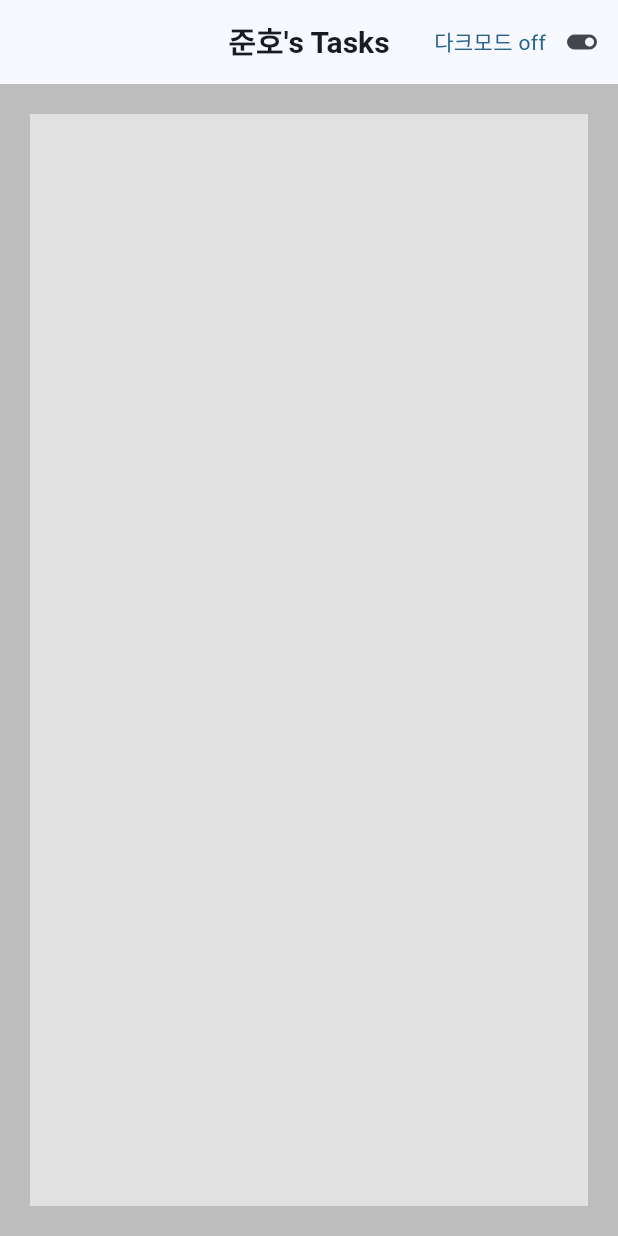
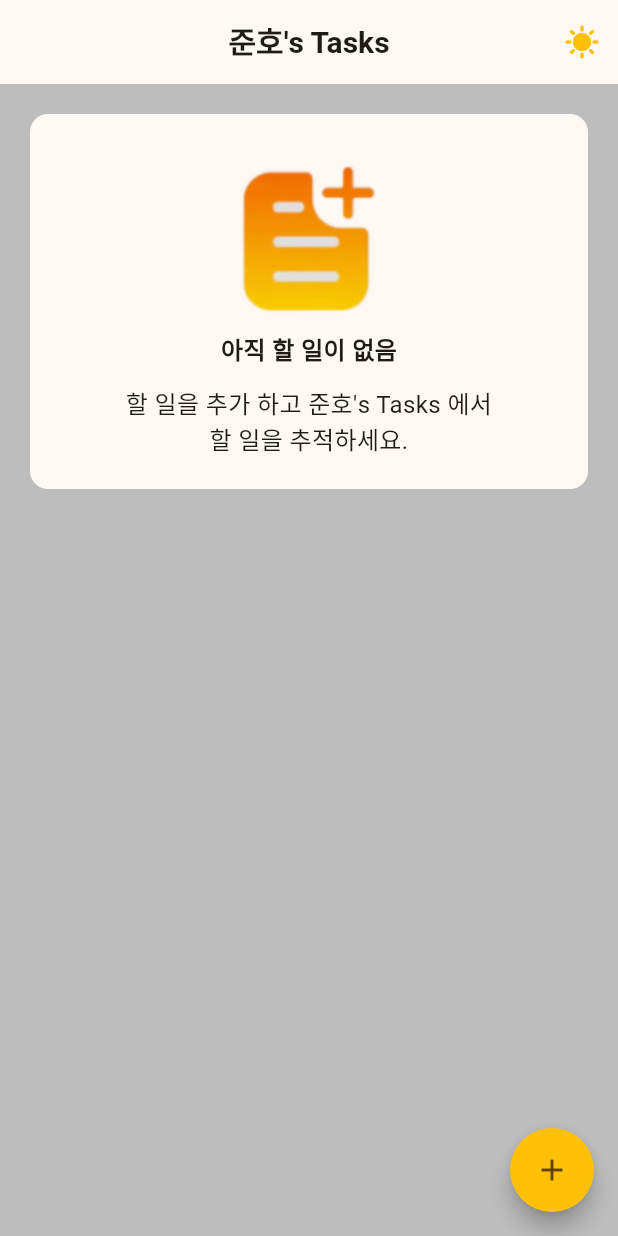
Before and after one commit to pastel67/tasks, a Flutter app: the screen it shows after launch, on a phone screen of 412 x 824 dp. Run offline on Flutter 3.47's test engine with Material 3 defaults, Android fonts, the light colour scheme and no system bars.

Commit message:
feat: 플로팅 버튼으로 할일 입력창 호출 기능 추가

```diff
--- a/lib/main.dart
+++ b/lib/main.dart
@@ -1,7 +1,7 @@
 import 'package:flutter/material.dart';
-import 'package:to_do_app_ui/pages/to_do_lists/list_page_dark.dart';
-import 'package:to_do_app_ui/pages/to_do_lists/list_page_light.dart';
-import 'package:to_do_app_ui/themeData.dart';
+import 'package:tasks/pages/to_do_lists/list_page_dark.dart';
+import 'package:tasks/pages/to_do_lists/list_page_light.dart';
+import 'package:tasks/themeData.dart';
 
 void main() {
   runApp(const MyApp());
--- a/lib/pages/to_do_contents/content_page.dart
+++ b/lib/pages/to_do_detail_contents/to_do_detail_page.dart
@@ -1,6 +1,6 @@
 import 'package:flutter/material.dart';
 
-class ContentPage extends StatelessWidget {
+class ToDoDetailPage extends StatelessWidget {
   @override
   Widget build(BuildContext context) {
     return Text("ContentPage");
--- a/lib/pages/to_do_lists/list_page_light.dart
+++ b/lib/pages/to_do_lists/list_page_light.dart
@@ -1,4 +1,6 @@
 import 'package:flutter/material.dart';
+import 'package:tasks/pages/to_do_lists/widget/floating_button.dart';
+import 'package:tasks/pages/to_do_lists/widget/meggage.dart';
 
 class ListPageLightMode extends StatefulWidget {
   void Function(bool modeChange) togleMode;
@@ -11,6 +13,7 @@ class ListPageLightMode extends StatefulWidget {
 
 class _ListPageLightModeState extends State<ListPageLightMode> {
   bool modeChange = false;
+  final String appTitle = "준호's Tasks";
 
   @override
   Widget build(BuildContext context) {
@@ -19,34 +22,27 @@ class _ListPageLightModeState extends State<ListPageLightMode> {
       appBar: AppBar(
         centerTitle: true,
         title: Text(
-          "준호's Tasks",
+          appTitle,
           style: TextStyle(fontSize: 20, fontWeight: FontWeight.bold),
         ),
         actions: [
-          Text(
-            "다크모드 off",
-            style: TextStyle(color: Theme.of(context).colorScheme.primary),
-          ),
           IconButton(
-            icon: Icon(Icons.toggle_on),
+            icon: Icon(
+              Icons.sunny,
+              color: Theme.of(context).colorScheme.primary,
+            ),
             onPressed: () {
               setState(() {
                 modeChange = !modeChange;
-
                 widget.togleMode(modeChange);
               });
             },
           ),
         ],
       ),
-      body: Padding(
-        padding: const EdgeInsets.all(20.0),
-        child: Container(
-          color: Colors.white54,
-          width: double.infinity,
-          child: Column(),
-        ),
-      ),
+      body: Messages(appTitle: appTitle),
+      resizeToAvoidBottomInset: false,
+      floatingActionButton: floatingButton(context),
     );
   }
 }
--- /dev/null
+++ b/lib/pages/to_do_lists/widget/floating_button.dart
@@ -0,0 +1,26 @@
+import 'package:flutter/material.dart';
+import 'package:tasks/pages/to_do_lists/widget/text_input_field.dart';
+
+FloatingActionButton floatingButton(BuildContext context) {
+  return FloatingActionButton(
+    backgroundColor: Theme.of(context).colorScheme.primary,
+    shape: CircleBorder(),
+    onPressed: () {
+      showModalBottomSheet(
+        context: context,
+        isScrollControlled: true,
+        builder: (BuildContext context) {
+          return Padding(
+            padding: EdgeInsets.only(
+              left: 20,
+              right: 20,
+              bottom: MediaQuery.of(context).viewInsets.bottom,
+            ),
+            child: TextInputField(context),
+          );
+        },
+      );
+    },
+    child: Icon(Icons.add, size: 24),
+  );
+}
--- a/lib/pages/to_do_lists/widget/meggage.dart
+++ b/lib/pages/to_do_lists/widget/meggage.dart
@@ -3,7 +3,7 @@ import 'package:flutter/material.dart';
 class Messages extends StatelessWidget {
   final String appTitle;
 
-  Messages({required this.appTitle,});
+  Messages({required this.appTitle});
 
   @override
   Widget build(BuildContext context) {
--- a/lib/themeData.dart
+++ b/lib/themeData.dart
@@ -3,19 +3,21 @@ import 'package:flutter/material.dart';
 final lightTheme = ThemeData(
   useMaterial3: true,
   colorScheme: ColorScheme.fromSeed(
-          seedColor: Colors.lightBlue,
+    primary: Colors.amber,
+    secondary: const Color.fromARGB(255, 255, 228, 132),
+    seedColor: const Color.fromARGB(255, 255, 180, 17),
     brightness: Brightness.light,
   ),
-        dividerColor: Colors.black38,
-
+  dividerColor: Colors.black54,
 );
-
 
 final darkThmem = ThemeData(
   useMaterial3: true,
   colorScheme: ColorScheme.fromSeed(
+    primary: const Color.fromARGB(255, 56, 0, 120),
+    secondary: Colors.deepPurple,
     seedColor: Colors.deepPurple,
     brightness: Brightness.dark,
   ),
-        dividerColor: Colors.white38,
+  dividerColor: Colors.white54,
 );
```
Also changed, not shown: lib/pages/to_do_detail_contents/to_do_entity.dart (added, +15 -0 lines), lib/pages/to_do_lists/list_page_dark.dart (+11 -16 lines), lib/pages/to_do_lists/text_field.dart (added, +22 -0 lines), lib/pages/to_do_lists/widget/text_input_field.dart (added, +47 -0 lines), pubspec.yaml (+4 -5 lines), assets/list_plus.png (added), 1 other file. Lines whose indentation alone changed are shown as unchanged.
